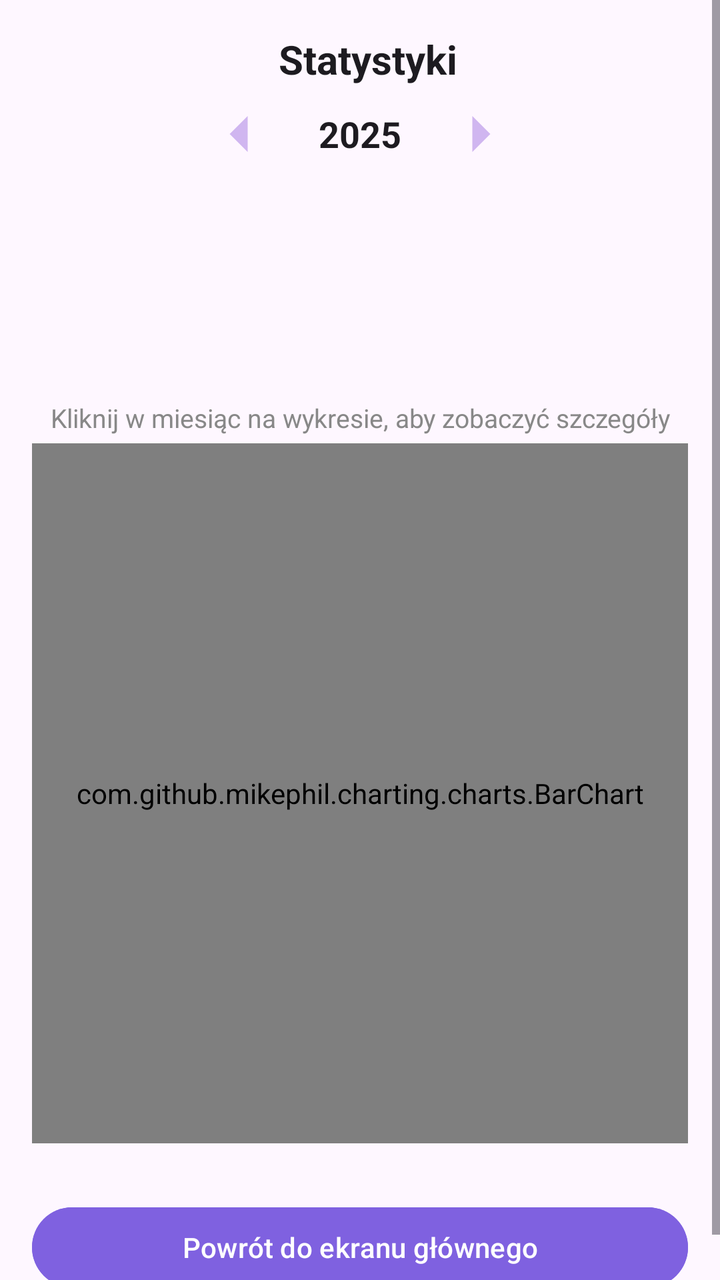
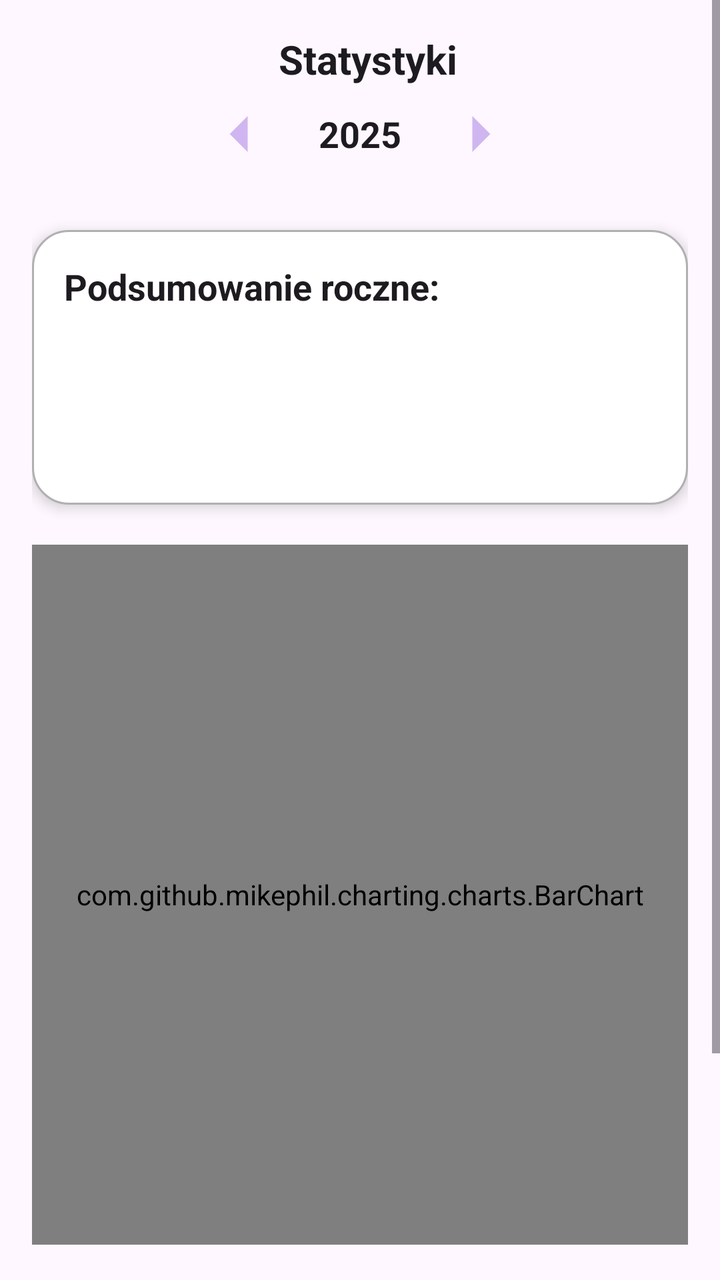

Two renders of the same Android screen: before a commit and after it. Below are the layout's source before the change and the commit's diff.
<!-- AndroidManifest.xml: application theme Theme.HomeBudget -->
<!-- res/layout/activity_statistics.xml -->
<?xml version="1.0" encoding="utf-8"?>
<ScrollView xmlns:android="http://schemas.android.com/apk/res/android"
    xmlns:app="http://schemas.android.com/apk/res-auto"
    android:layout_width="match_parent"
    android:layout_height="match_parent"
    android:background="?android:colorBackground"
    android:fillViewport="true">

    <LinearLayout
        android:layout_width="match_parent"
        android:layout_height="wrap_content"
        android:orientation="vertical"
        android:padding="16dp">

        
        <TextView
            android:id="@+id/textTitle"
            android:layout_width="match_parent"
            android:layout_height="wrap_content"
            android:text="Statystyki"
            android:textSize="20sp"
            android:gravity="center"
            android:textStyle="bold"
            android:textColor="?android:textColorPrimary"
            android:layout_marginStart="8dp"/>

        
        <LinearLayout
            android:layout_width="match_parent"
            android:layout_height="wrap_content"
            android:gravity="center"
            android:paddingBottom="16dp">
            <ImageButton
                android:id="@+id/buttonPrevYear"
                android:layout_width="48dp"
                android:layout_height="48dp"
                android:background="?attr/selectableItemBackgroundBorderless"
                android:src="@drawable/ic_arrow_left"
                android:contentDescription="Poprzedni rok"
                android:layout_marginEnd="8dp"/>
            <TextView
                android:id="@+id/textYear"
                android:layout_width="wrap_content"
                android:layout_height="wrap_content"
                android:text="2025"
                android:textStyle="bold"
                android:textSize="18sp"
                android:textColor="?android:textColorPrimary"
                android:layout_marginHorizontal="8dp"/>
            <ImageButton
                android:id="@+id/buttonNextYear"
                android:layout_width="48dp"
                android:layout_height="48dp"
                android:background="?attr/selectableItemBackgroundBorderless"
                android:src="@drawable/ic_arrow_right"
                android:contentDescription="Następny rok"
                android:layout_marginStart="8dp"/>
        </LinearLayout>

        
        <TextView
            android:id="@+id/textYearTotal"
            android:layout_width="wrap_content"
            android:layout_height="wrap_content"
            android:textSize="16sp"
            android:textStyle="bold"
            android:layout_marginTop="8dp"/>
        <TextView
            android:id="@+id/textYearBudget"
            android:layout_width="wrap_content"
            android:layout_height="wrap_content"
            android:textSize="16sp"
            android:textStyle="bold"
            android:layout_marginTop="4dp"/>
        <TextView
            android:id="@+id/textYearSavings"
            android:layout_width="wrap_content"
            android:layout_height="wrap_content"
            android:textSize="16sp"
            android:textStyle="bold"
            android:layout_marginTop="4dp"/>

        
        <TextView
            android:id="@+id/textHintClickMonth"
            android:layout_width="match_parent"
            android:layout_height="wrap_content"
            android:text="Kliknij w miesiąc na wykresie, aby zobaczyć szczegóły"
            android:textSize="13sp"
            android:textColor="#888888"
            android:gravity="center"
            android:layout_marginTop="8dp"
            android:padding="4dp"/>

        
        <com.github.mikephil.charting.charts.BarChart
            android:id="@+id/barChartStats"
            android:layout_width="match_parent"
            android:layout_height="350dp"
            android:layout_marginBottom="12dp"/>

        
        <LinearLayout
            android:id="@+id/monthDetailsPanel"
            android:layout_width="match_parent"
            android:layout_height="wrap_content"
            android:orientation="vertical"
            android:padding="16dp"
            android:background="?android:colorBackground"
            android:visibility="gone"
            android:elevation="4dp"
            android:layout_marginTop="8dp">
            <TextView
                android:id="@+id/textMonthTitle"
                android:layout_width="wrap_content"
                android:layout_height="wrap_content"
                android:textSize="18sp"
                android:textStyle="bold"
                android:layout_gravity="center"
                android:layout_marginTop="4dp"/>
            <TextView
                android:id="@+id/textMonthSpent"
                android:layout_width="wrap_content"
                android:layout_height="wrap_content"
                android:textSize="16sp"
                android:layout_marginTop="4dp"/>
            <TextView
                android:id="@+id/textMonthBudget"
                android:layout_width="wrap_content"
                android:layout_height="wrap_content"
                android:textSize="16sp"
                android:layout_marginTop="4dp"/>
            <TextView
                android:id="@+id/textMonthResult"
                android:layout_width="wrap_content"
                android:layout_height="wrap_content"
                android:textSize="16sp"
                android:layout_marginTop="4dp"/>
            <TextView
                android:id="@+id/textMonthCount"
                android:layout_width="wrap_content"
                android:layout_height="wrap_content"
                android:textSize="16sp"
                android:layout_marginTop="4dp"/>
            <TextView
                android:id="@+id/textMonthMin"
                android:layout_width="wrap_content"
                android:layout_height="wrap_content"
                android:textSize="16sp"
                android:layout_marginTop="4dp"/>
            <TextView
                android:id="@+id/textMonthMax"
                android:layout_width="wrap_content"
                android:layout_height="wrap_content"
                android:textSize="16sp"
                android:layout_marginTop="4dp"/>
            <Button
                android:id="@+id/buttonShowMonthDetails"
                android:layout_width="wrap_content"
                android:layout_height="wrap_content"
                android:text="Pokaż szczegółowo miesiąc"
                android:textColor="@color/buttonText"
                android:backgroundTint="@color/buttonBackground"
                android:layout_gravity="center_horizontal"
                android:layout_marginTop="8dp"/>
            <TextView
                android:id="@+id/textCategoryChartTitle"
                android:layout_width="wrap_content"
                android:layout_height="wrap_content"
                android:text="Wydatki według kategorii"
                android:textSize="16sp"
                android:textStyle="bold"
                android:textColor="?android:textColorPrimary"
                android:layout_gravity="center"
                android:layout_marginTop="25dp"
                android:visibility="gone"/>
            
            <com.github.mikephil.charting.charts.BarChart
                android:id="@+id/categoryBarChart"
                android:layout_width="match_parent"
                android:layout_height="300dp"
                android:layout_marginTop="5dp"
                android:visibility="gone"/>
            <TextView
                android:id="@+id/textPersonChartTitle"
                android:layout_width="wrap_content"
                android:layout_height="wrap_content"
                android:text="Wydatki według osób"
                android:textSize="16sp"
                android:textStyle="bold"
                android:textColor="?android:textColorPrimary"
                android:layout_gravity="center"
                android:layout_marginTop="25dp"
                android:visibility="gone"/>
            
            <com.github.mikephil.charting.charts.BarChart
                android:id="@+id/personBarChart"
                android:layout_width="match_parent"
                android:layout_height="300dp"
                android:layout_marginTop="5dp"
                android:visibility="gone"/>
        </LinearLayout>
        <Button
            android:id="@+id/buttonBackToMain"
            android:layout_width="match_parent"
            android:layout_height="wrap_content"
            android:text="Powrót do ekranu głównego"
            android:textColor="@color/buttonText"
            android:backgroundTint="@color/buttonBackground"
            android:elevation="2dp"
            android:layout_marginTop="16dp"/>
    </LinearLayout>
</ScrollView>
<!-- resources referenced by this layout -->
<resources>
  <color name="buttonBackground">#7F61E0</color>
  <color name="buttonText">#FFFFFFFF</color>
  <!-- drawable ic_arrow_left (drawable) -->
  <vector xmlns:android="http://schemas.android.com/apk/res/android"
      android:autoMirrored="true"
      android:height="36dp"
      android:width="36dp"
      android:viewportHeight="24"
      android:viewportWidth="24"
      android:tint="#D0B6F0">
      
  
      <path android:fillColor="@android:color/white"
          android:pathData="M15,6l-6,6 6,6V6z"/>
      
  </vector>
  <!-- drawable ic_arrow_right (drawable) -->
  <vector xmlns:android="http://schemas.android.com/apk/res/android"
      android:autoMirrored="true"
      android:height="36dp"
      android:width="36dp"
      android:viewportHeight="24"
      android:viewportWidth="24"
      android:tint="#D0B6F0">
      
  
      <path android:fillColor="@android:color/white"
          android:pathData="M9,6l6,6 -6,6V6z"/>
      
  </vector>
  <style name="Theme.HomeBudget" parent="Base.Theme.HomeBudget" />
  <style name="Base.Theme.HomeBudget" parent="Theme.Material3.DayNight.NoActionBar">
          
          
      </style>
</resources>

<!-- the commit's change to res/layout/activity_statistics.xml (unified diff, before → after) -->
@@ -58,27 +58,59 @@
         </LinearLayout>
 
         
-        <TextView
-            android:id="@+id/textYearTotal"
-            android:layout_width="wrap_content"
-            android:layout_height="wrap_content"
-            android:textSize="16sp"
-            android:textStyle="bold"
-            android:layout_marginTop="8dp"/>
-        <TextView
-            android:id="@+id/textYearBudget"
-            android:layout_width="wrap_content"
-            android:layout_height="wrap_content"
-            android:textSize="16sp"
-            android:textStyle="bold"
-            android:layout_marginTop="4dp"/>
-        <TextView
-            android:id="@+id/textYearSavings"
-            android:layout_width="wrap_content"
-            android:layout_height="wrap_content"
-            android:textSize="16sp"
-            android:textStyle="bold"
-            android:layout_marginTop="4dp"/>
+        <LinearLayout
+            android:id="@+id/yearSummaryCard"
+            android:layout_width="match_parent"
+            android:layout_height="wrap_content"
+            android:layout_marginTop="8dp"
+            android:layout_marginBottom="20dp"
+            android:background="@drawable/bg_summary_card"
+            android:elevation="4dp"
+            android:orientation="vertical"
+            android:padding="16dp">
+
+            <TextView
+                android:id="@+id/textYearSummaryHeader"
+                android:layout_width="wrap_content"
+                android:layout_height="wrap_content"
+                android:text="Podsumowanie roczne:"
+                android:textColor="?android:textColorPrimary"
+                android:textSize="18sp"
+                android:textStyle="bold" />
+
+            <TextView
+                android:id="@+id/textYearTotal"
+                android:layout_width="wrap_content"
+                android:layout_height="wrap_content"
+                android:layout_marginTop="8dp"
+                android:textSize="16sp"
+                android:textStyle="bold"
+                android:textColor="?android:textColorPrimary" />
+
+            <TextView
+                android:id="@+id/textYearBudget"
+                android:layout_width="wrap_content"
+                android:layout_height="wrap_content"
+                android:layout_marginTop="4dp"
+                android:textSize="16sp"
+                android:textStyle="bold"
+                android:textColor="?android:textColorPrimary" />
+
+            <TextView
+                android:id="@+id/textYearSavings"
+                android:layout_width="wrap_content"
+                android:layout_height="wrap_content"
+                android:layout_marginTop="4dp"
+                android:textSize="16sp"
+                android:textStyle="bold" />
+        </LinearLayout>
+
+        
+        <com.github.mikephil.charting.charts.BarChart
+            android:id="@+id/barChartStats"
+            android:layout_width="match_parent"
+            android:layout_height="350dp"
+            android:layout_marginBottom="12dp"/>
 
         
         <TextView
@@ -89,15 +121,81 @@
             android:textSize="13sp"
             android:textColor="#888888"
             android:gravity="center"
+            android:layout_marginTop="4dp"
+            android:padding="4dp"/>
+
+        
+        <LinearLayout
+            android:id="@+id/yearChartLegend"
+            android:layout_width="match_parent"
+            android:layout_height="wrap_content"
             android:layout_marginTop="8dp"
-            android:padding="4dp"/>
-
-        
-        <com.github.mikephil.charting.charts.BarChart
-            android:id="@+id/barChartStats"
-            android:layout_width="match_parent"
-            android:layout_height="350dp"
-            android:layout_marginBottom="12dp"/>
+            android:layout_marginBottom="8dp"
+            android:gravity="center"
+            android:orientation="horizontal">
+
+            <LinearLayout
+                android:layout_width="wrap_content"
+                android:layout_height="wrap_content"
+                android:layout_marginEnd="16dp"
+                android:gravity="center_vertical"
+                android:orientation="horizontal">
+
+                <View
+                    android:layout_width="12dp"
+                    android:layout_height="12dp"
+                    android:layout_marginEnd="6dp"
+                    android:background="#3498DB" />
+
+                <TextView
+                    android:layout_width="wrap_content"
+                    android:layout_height="wrap_content"
+                    android:text="Wydatki"
+                    android:textColor="?android:textColorPrimary"
+                    android:textSize="13sp" />
+            </LinearLayout>
+
+            <LinearLayout
+                android:layout_width="wrap_content"
+                android:layout_height="wrap_content"
+                android:layout_marginEnd="16dp"
+                android:gravity="center_vertical"
+                android:orientation="horizontal">
+
+                <View
+                    android:layout_width="12dp"
+                    android:layout_height="12dp"
+                    android:layout_marginEnd="6dp"
+                    android:background="#2ECC71" />
+
+                <TextView
+                    android:layout_width="wrap_content"
+                    android:layout_height="wrap_content"
+                    android:text="Budżet"
+                    android:textColor="?android:textColorPrimary"
+                    android:textSize="13sp" />
+            </LinearLayout>
+
+            <LinearLayout
+                android:layout_width="wrap_content"
+                android:layout_height="wrap_content"
+                android:gravity="center_vertical"
+                android:orientation="horizontal">
+
+                <View
+                    android:layout_width="12dp"
+                    android:layout_height="12dp"
+                    android:layout_marginEnd="6dp"
+                    android:background="#E74C3C" />
+
+                <TextView
+                    android:layout_width="wrap_content"
+                    android:layout_height="wrap_content"
+                    android:text="Przekroczenie"
+                    android:textColor="?android:textColorPrimary"
+                    android:textSize="13sp" />
+            </LinearLayout>
+        </LinearLayout>
 
         
         <LinearLayout
<!-- resource entries referenced after the edit -->
@@ -2,6 +2,18 @@
 <resources>
   <color name="buttonBackground">#7F61E0</color>
   <color name="buttonText">#FFFFFFFF</color>
+  <!-- drawable bg_summary_card (drawable) -->
+  <?xml version="1.0" encoding="utf-8"?>
+  <shape xmlns:android="http://schemas.android.com/apk/res/android"
+      android:shape="rectangle">
+  
+      <solid android:color="@color/dialogBackground" />
+      <stroke
+          android:width="1dp"
+          android:color="@color/dialogStroke" />
+      <corners android:radius="18dp" />
+  
+  </shape>
   <!-- drawable ic_arrow_left (drawable) -->
   <vector xmlns:android="http://schemas.android.com/apk/res/android"
       android:autoMirrored="true"
@@ -31,6 +43,8 @@
       
   </vector>
   <style name="Theme.HomeBudget" parent="Base.Theme.HomeBudget" />
+  <color name="dialogBackground">#FFFFFF</color>
+  <color name="dialogStroke">#B0B0B0</color>
   <style name="Base.Theme.HomeBudget" parent="Theme.Material3.DayNight.NoActionBar">
           
           
